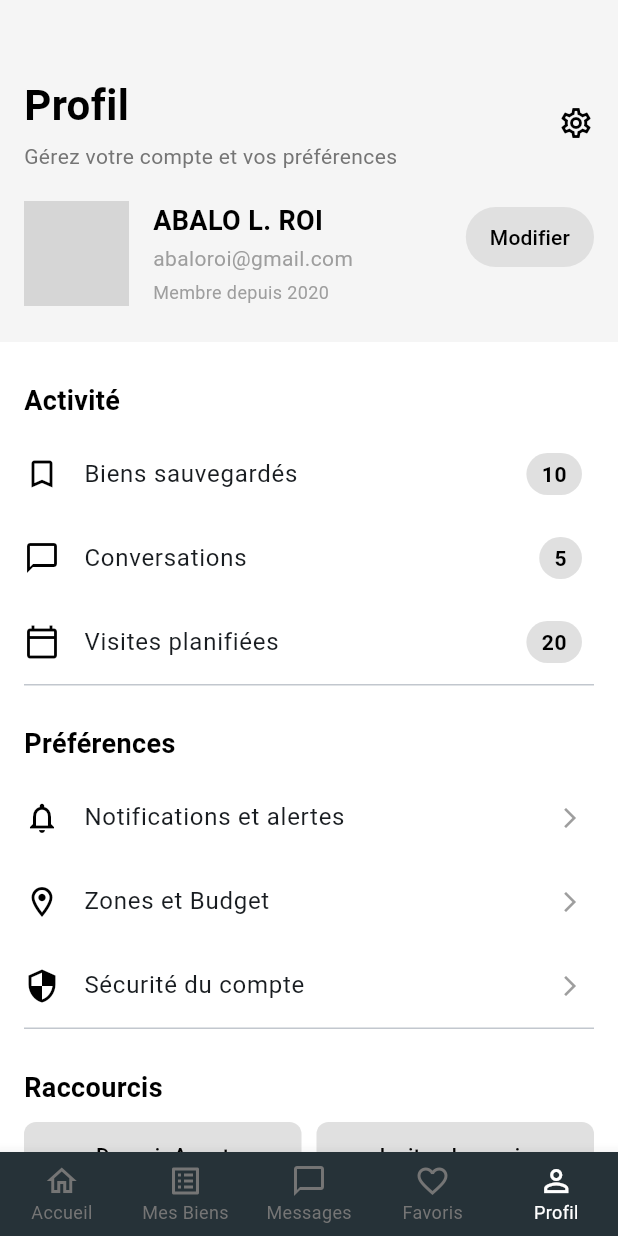
After one commit to D4Ron/Home-Finder, a Flutter app: the ProfileScreen screen opened directly, on a phone screen of 412 x 824 dp. The commit adds this screen. Run offline on Flutter 3.47's test engine with Material 3 defaults, Android fonts, the phone set to English and light mode, and no system bars; grey boxes are pictures that could not be loaded.

Commit message:
commit d'elisée page profile_screen.dart creer

```diff
--- a/lib/main.dart
+++ b/lib/main.dart
@@ -1,7 +1,7 @@
 import 'package:flutter/material.dart';
 import 'package:flutter/services.dart';
-import 'screens/welcome_screen.dart';
-import 'utils/colors.dart';
+import 'package:home_finder/screens/welcome_screen.dart';
+import 'package:home_finder/utils/colors.dart';
 
 
 void main(){
--- /dev/null
+++ b/lib/screens/profile_screen.dart
@@ -0,0 +1,340 @@
+
+import 'package:flutter/material.dart';
+
+void main() {
+  runApp(const MyApp());
+}
+
+class MyApp extends StatelessWidget {
+  const MyApp({super.key});
+
+  @override
+  Widget build(BuildContext context) {
+    return MaterialApp(
+      debugShowCheckedModeBanner: false,
+      title: 'Profile Demo',
+      theme: ThemeData(
+        primarySwatch: Colors.blue,
+        useMaterial3: true,
+      ),
+      home: const ProfileScreen(),
+    );
+  }
+}
+
+// Classe de données pour définir les éléments des listes
+class ProfileItemData {
+  final IconData icon;
+  final String title;
+  final int? badgeCount; // Compteur optionnel pour la section Activité
+  final String? routeName; // Pour une navigation future
+
+  const ProfileItemData(this.icon, this.title, {this.badgeCount, this.routeName});
+}
+
+class ProfileScreen extends StatelessWidget {
+  const ProfileScreen({super.key});
+
+  // --- DONNÉES STATIQUES ---
+  final List<ProfileItemData> activityItems = const [
+    ProfileItemData(Icons.bookmark_border, 'Biens sauvegardés', badgeCount: 10),
+    ProfileItemData(Icons.chat_bubble_outline, 'Conversations', badgeCount: 5),
+    ProfileItemData(Icons.calendar_today_outlined, 'Visites planifiées', badgeCount: 20),
+  ];
+
+  final List<ProfileItemData> preferenceItems = const [
+    ProfileItemData(Icons.notifications_none_outlined, 'Notifications et alertes'),
+    ProfileItemData(Icons.location_on_outlined, 'Zones et Budget'),
+    ProfileItemData(Icons.security_outlined, 'Sécurité du compte'),
+  ];
+
+  final List<String> shortcutItems = const [
+    'Devenir Agent',
+    'Inviter des amis',
+    'Centre d\'aide',
+    'A propos',
+  ];
+
+  // --- WIDGETS D'AIDE ---
+
+  // Construit un élément de la liste Activité avec un badge
+  Widget _buildActivityItem(ProfileItemData item) {
+    return ListTile(
+      leading: Icon(item.icon, color: Colors.black, size: 24),
+      title: Text(item.title, style: const TextStyle(fontSize: 16)),
+      trailing: Container(
+        padding: const EdgeInsets.symmetric(horizontal: 10, vertical: 4),
+        decoration: BoxDecoration(
+          color: Colors.grey[300],
+          borderRadius: BorderRadius.circular(20),
+        ),
+        child: Text(
+          item.badgeCount.toString(),
+          style: const TextStyle(
+            color: Colors.black,
+            fontSize: 14,
+            fontWeight: FontWeight.bold,
+          ),
+        ),
+      ),
+      onTap: () {}, // Action future
+    );
+  }
+
+  // Construit un élément de la liste Préférences avec une flèche
+  Widget _buildPreferenceItem(ProfileItemData item) {
+    return ListTile(
+      leading: Icon(item.icon, color: Colors.black, size: 24),
+      title: Text(item.title, style: const TextStyle(fontSize: 16)),
+      trailing: const Icon(Icons.arrow_forward_ios, size: 16, color: Colors.grey),
+      onTap: () {}, // Action future
+    );
+  }
+
+  // --- WIDGET PRINCIPAL (BUILD) ---
+  @override
+  Widget build(BuildContext context) {
+    const Color backgroundGlobal = Colors.white;
+    final Color? backgroundHeader = Colors.grey[100];
+
+    return Scaffold(
+      backgroundColor: backgroundGlobal,
+      body: SingleChildScrollView(
+        child: Column(
+          crossAxisAlignment: CrossAxisAlignment.start,
+          children: <Widget>[
+            // ----------------------------------------------------
+            // 1. SECTION HEADER (Titre 'Profil' et Icône Paramètres)
+            // ----------------------------------------------------
+            Container(
+              color: backgroundHeader,
+              padding: const EdgeInsets.fromLTRB(16, 50, 16, 20),
+              child: Column(
+                crossAxisAlignment: CrossAxisAlignment.start,
+                children: [
+                  Row(
+                    mainAxisAlignment: MainAxisAlignment.spaceBetween,
+                    children: [
+                      Column(
+                        crossAxisAlignment: CrossAxisAlignment.start,
+                        children: [
+                          const Text(
+                            'Profil',
+                            style: TextStyle(
+                              fontSize: 28,
+                              fontWeight: FontWeight.bold,
+                              color: Colors.black,
+                            ),
+                          ),
+                          const SizedBox(height: 4),
+                          Text(
+                            'Gérez votre compte et vos préférences',
+                            style: TextStyle(
+                              fontSize: 14,
+                              color: Colors.grey[600],
+                            ),
+                          ),
+                        ],
+                      ),
+                      const Icon(Icons.settings_outlined, color: Colors.black, size: 24),
+                    ],
+                  ),
+                ],
+              ),
+            ),
+
+            // ----------------------------------------------------
+            // 2. SECTION INFO UTILISATEUR (Image, Nom, Email, Bouton Modifier)
+            // ----------------------------------------------------
+            Container(
+              width: double.infinity,
+              color: backgroundHeader,
+              padding: const EdgeInsets.fromLTRB(16, 0, 16, 24),
+              child: Row(
+                crossAxisAlignment: CrossAxisAlignment.start,
+                children: [
+                  // L'IMAGE DE PROFIL
+                  const CircleAvatar(
+                    radius: 35,
+                    backgroundColor: Colors.transparent, // Fond transparent si l'image a de la transparence
+                    backgroundImage: AssetImage('assets/images/welcome_screen.png'), // TON IMAGE ICI
+                  ),
+                  const SizedBox(width: 16),
+
+                  // NOM, EMAIL et MEMBRE DEPUIS
+                  Expanded(
+                    child: Column(
+                      crossAxisAlignment: CrossAxisAlignment.start,
+                      children: const [
+                        Text('ABALO L. ROI',
+                            style: TextStyle(fontSize: 18, fontWeight: FontWeight.bold, color: Colors.black)),
+                        SizedBox(height: 2),
+                        Text('abaloroi@gmail.com',
+                            style: TextStyle(fontSize: 14, color: Colors.grey)),
+                        SizedBox(height: 4),
+                        Text('Membre depuis 2020',
+                            style: TextStyle(fontSize: 12, color: Colors.grey)),
+                      ],
+                    ),
+                  ),
+
+                  // BOUTON MODIFIER
+                  ElevatedButton(
+                    onPressed: () {},
+                    style: ElevatedButton.styleFrom(
+                      backgroundColor: Colors.grey[300],
+                      foregroundColor: Colors.black,
+                      elevation: 0,
+                      padding: const EdgeInsets.symmetric(horizontal: 16),
+                      shape: RoundedRectangleBorder(
+                        borderRadius: BorderRadius.circular(20),
+                      ),
+                    ),
+                    child: const Text('Modifier', style: TextStyle(fontSize: 14)),
+                  ),
+                ],
+              ),
+            ),
+
+            Container(height: 10, color: backgroundGlobal),
+
+            // ----------------------------------------------------
+            // 3. SECTION ACTIVITÉ
+            // ----------------------------------------------------
+            const Padding(
+              padding: EdgeInsets.fromLTRB(16, 16, 16, 8),
+              child: Text(
+                'Activité',
+                style: TextStyle(fontSize: 18, fontWeight: FontWeight.bold, color: Colors.black),
+              ),
+            ),
+            ...activityItems.map(_buildActivityItem), // .toList() n'est plus obligatoire ici en Dart moderne
+
+            const Divider(height: 1, indent: 16, endIndent: 16),
+            const SizedBox(height: 10),
+
+            // ----------------------------------------------------
+            // 4. SECTION PRÉFÉRENCES
+            // ----------------------------------------------------
+            const Padding(
+              padding: EdgeInsets.fromLTRB(16, 16, 16, 8),
+              child: Text(
+                'Préférences',
+                style: TextStyle(fontSize: 18, fontWeight: FontWeight.bold, color: Colors.black),
+              ),
+            ),
+            ...preferenceItems.map(_buildPreferenceItem),
+
+            const Divider(height: 1, indent: 16, endIndent: 16),
+            const SizedBox(height: 10),
+
+            // ----------------------------------------------------
+            // 5. SECTION RACCOURCIS
+            // ----------------------------------------------------
+            const Padding(
+              padding: EdgeInsets.fromLTRB(16, 16, 16, 8),
+              child: Text(
+                'Raccourcis',
+                style: TextStyle(fontSize: 18, fontWeight: FontWeight.bold, color: Colors.black),
+              ),
+            ),
+            Padding(
+              padding: const EdgeInsets.symmetric(horizontal: 16.0),
+              child: LayoutBuilder(
+                builder: (context, constraints) {
+                  // Calcul pour avoir 2 boutons par ligne avec un espacement de 10
+                  final double buttonWidth = (constraints.maxWidth - 10) / 2;
+
+                  return Wrap(
+                    spacing: 10.0,
+                    runSpacing: 10.0,
+                    children: shortcutItems.map((text) {
+                      return SizedBox(
+                        width: buttonWidth,
+                        child: ElevatedButton(
+                          onPressed: () {},
+                          style: ElevatedButton.styleFrom(
+                            backgroundColor: Colors.grey[300],
+                            foregroundColor: Colors.black,
+                            elevation: 0,
+                            padding: const EdgeInsets.symmetric(vertical: 12),
+                            shape: RoundedRectangleBorder(
+                              borderRadius: BorderRadius.circular(8),
+                            ),
+                          ),
+                          child: Text(text, style: const TextStyle(fontSize: 14)),
+                        ),
+                      );
+                    }).toList(),
+                  );
+                },
+              ),
+            ),
+
+            // ----------------------------------------------------
+            // 6. BOUTON 'Se déconnecter'
+            // ----------------------------------------------------
+            Padding(
+              padding: const EdgeInsets.fromLTRB(16, 20, 16, 20),
+              child: SizedBox(
+                width: double.infinity,
+                child: ElevatedButton(
+                  onPressed: () {},
+                  style: ElevatedButton.styleFrom(
+                    backgroundColor: Colors.red[700],
+                    foregroundColor: Colors.white,
+                    elevation: 0,
+                    padding: const EdgeInsets.symmetric(vertical: 15),
+                    shape: RoundedRectangleBorder(
+                      borderRadius: BorderRadius.circular(8),
+                    ),
+                  ),
+                  child: const Text('Se déconnecter', style: TextStyle(fontSize: 16, fontWeight: FontWeight.bold)),
+                ),
+              ),
+            ),
+            const SizedBox(height: 20),
+          ],
+        ),
+      ),
+
+      // ----------------------------------------------------
+      // 7. BOTTOM NAVIGATION BAR
+      // ----------------------------------------------------
+      bottomNavigationBar: BottomNavigationBar(
+        type: BottomNavigationBarType.fixed,
+        backgroundColor: Colors.blueGrey[900],
+        selectedItemColor: Colors.white,
+        unselectedItemColor: Colors.grey[600],
+        selectedFontSize: 12,
+        unselectedFontSize: 12,
+        currentIndex: 4, // 'Profil' est le 5ème élément (index 4)
+        onTap: (index) {
+          print("Tapped item $index");
+        },
+        items: const [
+          BottomNavigationBarItem(
+            icon: Icon(Icons.home_outlined),
+            label: 'Accueil',
+          ),
+          BottomNavigationBarItem(
+            icon: Icon(Icons.list_alt),
+            label: 'Mes Biens',
+          ),
+          BottomNavigationBarItem(
+            icon: Icon(Icons.chat_bubble_outline),
+            label: 'Messages',
+          ),
+          BottomNavigationBarItem(
+            icon: Icon(Icons.favorite_border),
+            label: 'Favoris',
+          ),
+          BottomNavigationBarItem(
+            icon: Icon(Icons.person_outline),
+            label: 'Profil',
+          ),
+        ],
+      ),
+    );
+  }
+}
--- a/lib/screens/welcome_screen.dart
+++ b/lib/screens/welcome_screen.dart
@@ -1,6 +1,5 @@
 import 'package:flutter/material.dart';
 import '../utils/colors.dart';
-
 class WelcomeScreen extends StatelessWidget {
   const WelcomeScreen({super.key});
 
--- a/pubspec.yaml
+++ b/pubspec.yaml
@@ -33,4 +33,4 @@ flutter:
   uses-material-design: true
 
   assets:
-    - assets/images/welcome_screen.jpg
+    - assets/images/
```
Also changed, not shown: assets/images/profil.jpg (added), pubspec.lock.
